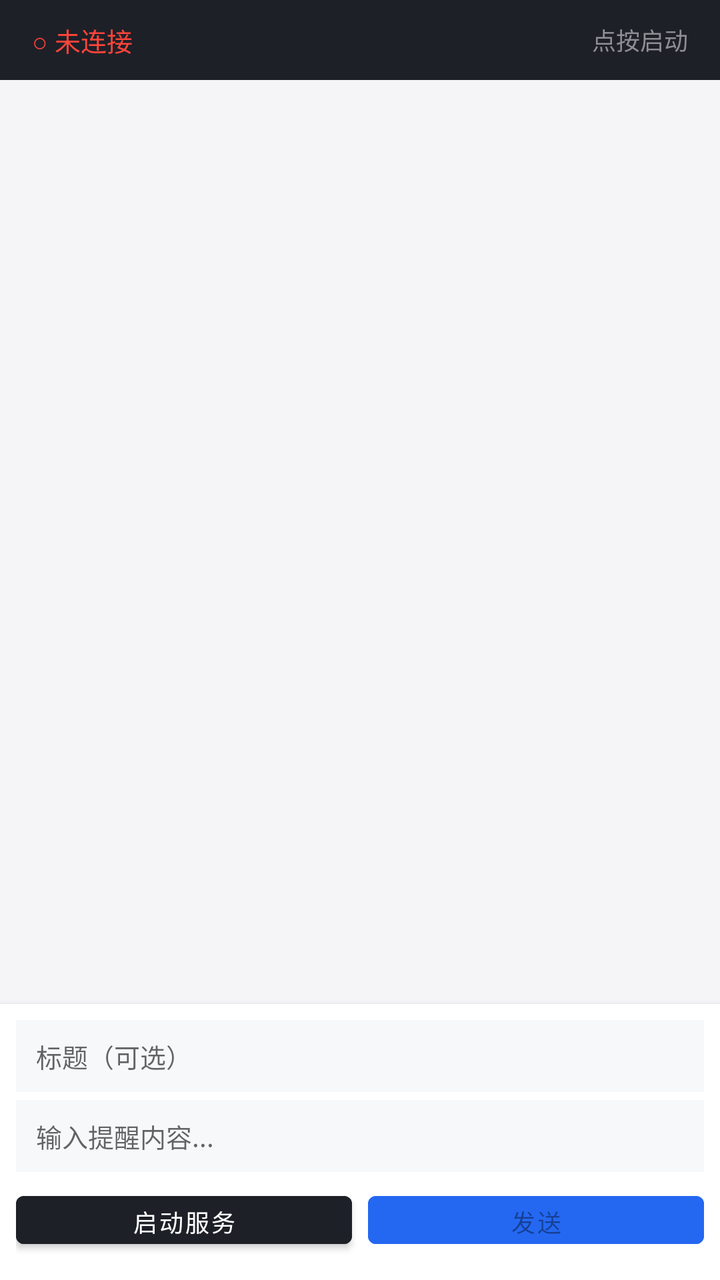
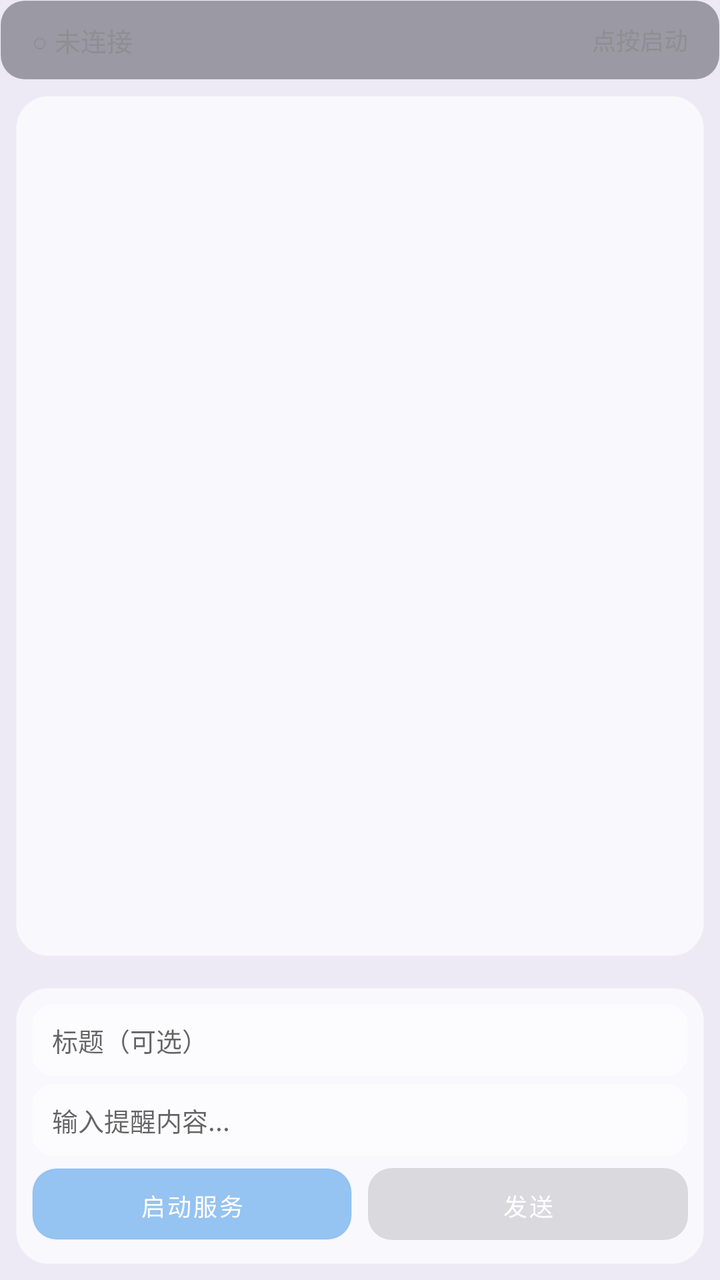

Screens rendered from an Android XML layout before and after an edit, with the pre-edit source and the edit as a unified diff.
<!-- AndroidManifest.xml: application theme Theme.Mengqixi -->
<!-- res/layout/activity_main.xml -->
<?xml version="1.0" encoding="utf-8"?>
<LinearLayout xmlns:android="http://schemas.android.com/apk/res/android"
    android:layout_width="match_parent"
    android:layout_height="match_parent"
    android:orientation="vertical"
    android:background="#F5F5F7">

    
    <LinearLayout
        android:layout_width="match_parent"
        android:layout_height="40dp"
        android:background="#1E2028"
        android:gravity="center_vertical"
        android:paddingHorizontal="16dp">

        <TextView
            android:id="@+id/statusText"
            android:layout_width="0dp"
            android:layout_height="wrap_content"
            android:layout_weight="1"
            android:text="○ 未连接"
            android:textColor="#FF453A"
            android:textSize="13sp" />

        <TextView
            android:id="@+id/connectionInfo"
            android:layout_width="wrap_content"
            android:layout_height="wrap_content"
            android:text="点按启动"
            android:textColor="#8E8E93"
            android:textSize="12sp" />
    </LinearLayout>

    
    <androidx.recyclerview.widget.RecyclerView
        android:id="@+id/messageList"
        android:layout_width="match_parent"
        android:layout_height="0dp"
        android:layout_weight="1"
        android:clipToPadding="false"
        android:padding="8dp" />

    
    <LinearLayout
        android:layout_width="match_parent"
        android:layout_height="wrap_content"
        android:background="#FFFFFF"
        android:elevation="4dp"
        android:orientation="vertical"
        android:padding="8dp">

        <EditText
            android:id="@+id/reminderTitle"
            android:layout_width="match_parent"
            android:layout_height="36dp"
            android:background="#F7F8FA"
            android:gravity="center_vertical|start"
            android:hint="标题（可选）"
            android:maxLength="50"
            android:paddingHorizontal="10dp"
            android:textSize="13sp" />

        <EditText
            android:id="@+id/reminderBody"
            android:layout_width="match_parent"
            android:layout_height="36dp"
            android:layout_marginTop="4dp"
            android:background="#F7F8FA"
            android:gravity="center_vertical|start"
            android:hint="输入提醒内容..."
            android:maxLength="200"
            android:paddingHorizontal="10dp"
            android:textSize="13sp" />

        <LinearLayout
            android:layout_width="match_parent"
            android:layout_height="40dp"
            android:layout_marginTop="6dp"
            android:orientation="horizontal">

            <Button
                android:id="@+id/btnToggle"
                android:layout_width="0dp"
                android:layout_height="36dp"
                android:layout_marginEnd="4dp"
                android:layout_weight="1"
                android:backgroundTint="#1E2028"
                android:text="启动服务"
                android:textAllCaps="false"
                android:textSize="12sp" />

            <Button
                android:id="@+id/btnRemindPc"
                android:layout_width="0dp"
                android:layout_height="36dp"
                android:layout_marginStart="4dp"
                android:layout_weight="1"
                android:backgroundTint="#2468F2"
                android:enabled="false"
                android:text="发送"
                android:textAllCaps="false"
                android:textSize="12sp" />
        </LinearLayout>
    </LinearLayout>

</LinearLayout>
<!-- resources referenced by this layout -->
<resources>
  <style name="Theme.Mengqixi" parent="Theme.MaterialComponents.DayNight.NoActionBar">
          <item name="colorPrimary">#0071e3</item>
          <item name="colorPrimaryVariant">#0060c1</item>
          <item name="colorOnPrimary">#ffffff</item>
          <item name="colorSecondary">#34c759</item>
          <item name="android:statusBarColor">#1d1d1f</item>
      </style>
</resources>

<!-- the commit's change to res/layout/activity_main.xml (unified diff, before → after) -->
@@ -3,13 +3,13 @@
     android:layout_width="match_parent"
     android:layout_height="match_parent"
     android:orientation="vertical"
-    android:background="#F5F5F7">
+    android:background="#EDEAF5">
 
     
     <LinearLayout
         android:layout_width="match_parent"
         android:layout_height="40dp"
-        android:background="#1E2028"
+        android:background="@drawable/bg_glass_dark"
         android:gravity="center_vertical"
         android:paddingHorizontal="16dp">
 
@@ -19,7 +19,7 @@
             android:layout_height="wrap_content"
             android:layout_weight="1"
             android:text="○ 未连接"
-            android:textColor="#FF453A"
+            android:textColor="#FF8E8E93"
             android:textSize="13sp" />
 
         <TextView
@@ -32,46 +32,58 @@
     </LinearLayout>
 
     
-    <androidx.recyclerview.widget.RecyclerView
-        android:id="@+id/messageList"
+    <FrameLayout
         android:layout_width="match_parent"
         android:layout_height="0dp"
         android:layout_weight="1"
-        android:clipToPadding="false"
-        android:padding="8dp" />
+        android:background="@drawable/bg_glass_card"
+        android:layout_margin="8dp">
+
+        <androidx.recyclerview.widget.RecyclerView
+            android:id="@+id/messageList"
+            android:layout_width="match_parent"
+            android:layout_height="match_parent"
+            android:clipToPadding="false"
+            android:padding="8dp" />
+    </FrameLayout>
 
     
     <LinearLayout
         android:layout_width="match_parent"
         android:layout_height="wrap_content"
-        android:background="#FFFFFF"
+        android:background="@drawable/bg_glass_card"
+        android:orientation="vertical"
         android:elevation="4dp"
-        android:orientation="vertical"
-        android:padding="8dp">
+        android:padding="8dp"
+        android:layout_margin="8dp"
+        android:layout_marginBottom="8dp">
 
+        
         <EditText
             android:id="@+id/reminderTitle"
             android:layout_width="match_parent"
             android:layout_height="36dp"
-            android:background="#F7F8FA"
+            android:background="@drawable/bg_input_glass"
             android:gravity="center_vertical|start"
             android:hint="标题（可选）"
             android:maxLength="50"
             android:paddingHorizontal="10dp"
             android:textSize="13sp" />
 
+        
         <EditText
             android:id="@+id/reminderBody"
             android:layout_width="match_parent"
             android:layout_height="36dp"
             android:layout_marginTop="4dp"
-            android:background="#F7F8FA"
+            android:background="@drawable/bg_input_glass"
             android:gravity="center_vertical|start"
             android:hint="输入提醒内容..."
             android:maxLength="200"
             android:paddingHorizontal="10dp"
             android:textSize="13sp" />
 
+        
         <LinearLayout
             android:layout_width="match_parent"
             android:layout_height="40dp"
@@ -84,9 +96,10 @@
                 android:layout_height="36dp"
                 android:layout_marginEnd="4dp"
                 android:layout_weight="1"
-                android:backgroundTint="#1E2028"
+                android:background="@drawable/bg_glass_dark"
                 android:text="启动服务"
                 android:textAllCaps="false"
+                android:textColor="#FFFFFF"
                 android:textSize="12sp" />
 
             <Button
@@ -95,10 +108,11 @@
                 android:layout_height="36dp"
                 android:layout_marginStart="4dp"
                 android:layout_weight="1"
-                android:backgroundTint="#2468F2"
+                android:background="@drawable/bg_button_gradient"
                 android:enabled="false"
                 android:text="发送"
                 android:textAllCaps="false"
+                android:textColor="#FFFFFF"
                 android:textSize="12sp" />
         </LinearLayout>
     </LinearLayout>
<!-- resource entries referenced after the edit -->
@@ -1,5 +1,39 @@
 <!-- resources referenced by this layout -->
 <resources>
+  <!-- drawable bg_button_gradient (drawable) -->
+  <?xml version="1.0" encoding="utf-8"?>
+  <shape xmlns:android="http://schemas.android.com/apk/res/android"
+      android:shape="rectangle">
+      <gradient
+          android:startColor="#7C8DF0"
+          android:endColor="#A78BFA"
+          android:angle="45" />
+      <corners android:radius="12dp" />
+  </shape>
+  <!-- drawable bg_glass_card (drawable) -->
+  <?xml version="1.0" encoding="utf-8"?>
+  <shape xmlns:android="http://schemas.android.com/apk/res/android"
+      android:shape="rectangle">
+      <solid android:color="#B2FFFFFF" />
+      <corners android:radius="16dp" />
+      <stroke android:width="0.5dp" android:color="#4DFFFFFF" />
+  </shape>
+  <!-- drawable bg_glass_dark (drawable) -->
+  <?xml version="1.0" encoding="utf-8"?>
+  <shape xmlns:android="http://schemas.android.com/apk/res/android"
+      android:shape="rectangle">
+      <solid android:color="#661E2028" />
+      <corners android:radius="12dp" />
+      <stroke android:width="0.5dp" android:color="#14FFFFFF" />
+  </shape>
+  <!-- drawable bg_input_glass (drawable) -->
+  <?xml version="1.0" encoding="utf-8"?>
+  <shape xmlns:android="http://schemas.android.com/apk/res/android"
+      android:shape="rectangle">
+      <solid android:color="#80FFFFFF" />
+      <corners android:radius="10dp" />
+      <stroke android:width="1dp" android:color="#33FFFFFF" />
+  </shape>
   <style name="Theme.Mengqixi" parent="Theme.MaterialComponents.DayNight.NoActionBar">
           <item name="colorPrimary">#0071e3</item>
           <item name="colorPrimaryVariant">#0060c1</item>
